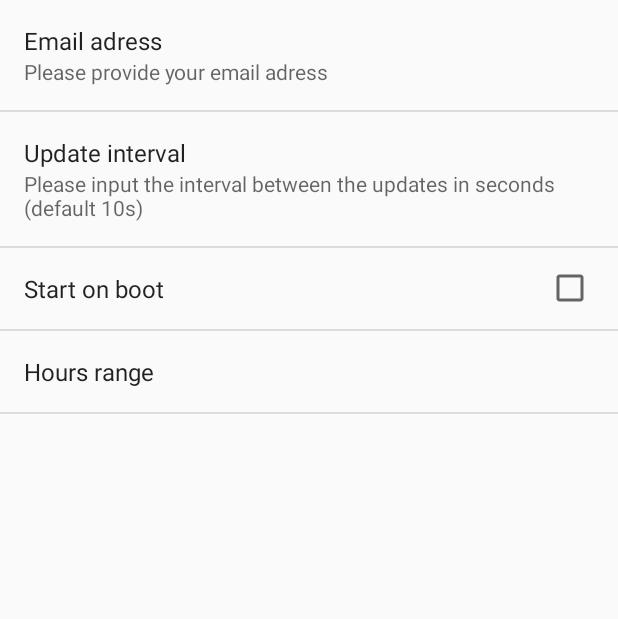
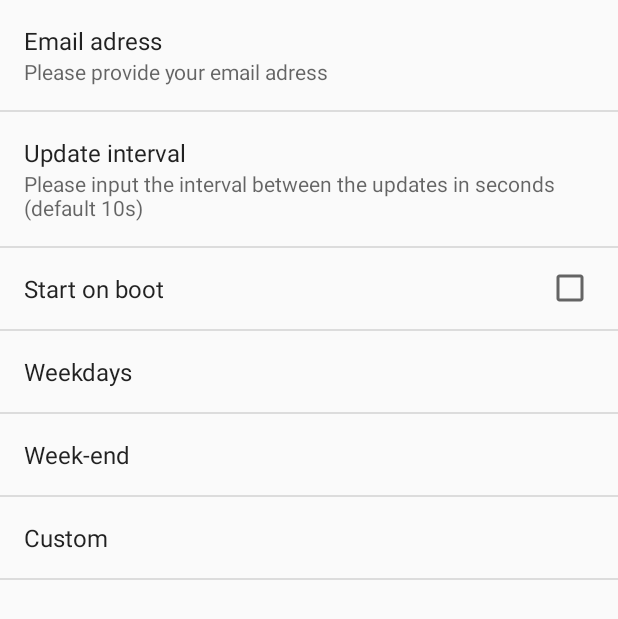
Before and after one commit to hornmartin/ProjetAMIO, an Android app: the Settings screen opened directly, with no data from a screen before it, on a phone screen of 412 x 824 dp. Shown: the top 619 px of the screen. Run offline under Robolectric (Android 15) with nearby library versions, the phone set to English and light mode, and no system bars.

```diff
--- a/app/src/main/java/com/example/boixel/projetamio/MainActivity.java
+++ b/app/src/main/java/com/example/boixel/projetamio/MainActivity.java
@@ -107,6 +107,9 @@ public class MainActivity extends AppCompatActivity {
 
             Date d =  new Date(parseLong(moteDataList.get("77.106").get("timestamp")));
 
+            mote1.setTextColor(3);
+            mote2.setTextColor(7);
+
             TextView time = (TextView) findViewById(R.id.timestamp);
             time.setText(d.toString().substring(0,19));
         }
--- a/app/src/main/java/com/example/boixel/projetamio/Settings.java
+++ b/app/src/main/java/com/example/boixel/projetamio/Settings.java
@@ -1,14 +1,26 @@
 package com.example.boixel.projetamio;
 
+import android.annotation.TargetApi;
+import android.app.DatePickerDialog;
+import java.util.Calendar;
+
+import android.app.TimePickerDialog;
+import android.os.Build;
 import android.os.Bundle;
+import android.preference.Preference;
 import android.preference.PreferenceActivity;
 import android.util.Log;
+import android.widget.DatePicker;
+import android.widget.TimePicker;
 
 /**
  * Created by boixel on 11/03/2017.
  */
 
-public class Settings extends PreferenceActivity {
+public class Settings extends PreferenceActivity implements TimePickerDialog.OnTimeSetListener {
+
+    private Calendar calendar;
+    private TimePicker timePick;
 
     @Override
     @SuppressWarnings("deprecation")
@@ -17,16 +29,38 @@ public class Settings extends PreferenceActivity {
         Log.d("settings","settings");
         addPreferencesFromResource(R.xml.preferences);
 
-        //CheckBox checkbox = (CheckBox) findViewById(R.id.checkBox);
+        Preference beginHour = (Preference) findPreference("beginHour");
+        beginHour.setOnPreferenceClickListener(new Preference.OnPreferenceClickListener() {
+            @TargetApi(Build.VERSION_CODES.HONEYCOMB)
+            @Override
+            public boolean onPreferenceClick(Preference preference) {
+                showTimeDialog();
+                return false;
+            }
+        });
 
-        /*checkbox.setOnCheckedChangeListener(new CompoundButton.OnCheckedChangeListener() {
+        Preference endHour = (Preference) findPreference("endHour");
+        endHour.setOnPreferenceClickListener(new Preference.OnPreferenceClickListener() {
+            @TargetApi(Build.VERSION_CODES.HONEYCOMB)
             @Override
-            public void onCheckedChanged(CompoundButton buttonView, boolean isChecked) {
-                Log.d("Checkbox", "Checkbox state changed");
-                SharedPreferences sharedPref = getSharedPreferences("Preferences", Context.MODE_PRIVATE);
-                CheckBox checkbox = (CheckBox) findViewById(R.id.checkBox);
-                sharedPref.edit().putBoolean("checkBoxState", checkbox.isChecked()).apply();
+            public boolean onPreferenceClick(Preference preference) {
+                showTimeDialog();
+                return false;
             }
-        });*/
+        });
+    }
+
+    @Override
+    public void onTimeSet(TimePicker timePicker, int i, int i2) {
+    }
+
+    private void showTimeDialog(){
+        // Use the current date as the default date in the picker
+        calendar = Calendar.getInstance();
+
+        int hour = calendar.get(Calendar.HOUR_OF_DAY);
+        int min = calendar.get(Calendar.MINUTE);
+        new TimePickerDialog(this, this, hour, min, true).show();
+
     }
 }
--- a/app/src/main/res/xml/preferences.xml
+++ b/app/src/main/res/xml/preferences.xml
@@ -8,7 +8,7 @@
         android:summary="Please input the interval between the updates in seconds (default 10s)"></EditTextPreference>
     <CheckBoxPreference android:title="Start on boot"
         android:key="onBoot"></CheckBoxPreference>
-    <PreferenceScreen android:title="Hours range"
+    <PreferenceScreen android:title="Weekdays"
         android:key="hours">
         <CheckBoxPreference android:title="Weekdays"
             android:key="weekdays"></CheckBoxPreference>
@@ -18,6 +18,52 @@
             android:key="isOn"></CheckBoxPreference>
         <CheckBoxPreference android:title="Notification on light change"
             android:key="onChange"></CheckBoxPreference>
+        <Preference
+            android:key="beginHour"
+            android:summary="Schedule the beginning of the hour range"
+            android:title="Beginning" />
+        <Preference
+            android:key="endHour"
+            android:summary="Schedule the end of the hour range"
+            android:title="End" />
+    </PreferenceScreen>
+    <PreferenceScreen android:title="Week-end"
+        android:key="hours">
+        <CheckBoxPreference android:title="Weekdays"
+            android:key="weekdays"></CheckBoxPreference>
+        <CheckBoxPreference android:title="Week-end"
+            android:key="weekend"></CheckBoxPreference>
+        <CheckBoxPreference android:title="Notification if the light is on"
+            android:key="isOn"></CheckBoxPreference>
+        <CheckBoxPreference android:title="Notification on light change"
+            android:key="onChange"></CheckBoxPreference>
+        <Preference
+            android:key="beginHour"
+            android:summary="Schedule the beginning of the hour range"
+            android:title="Beginning" />
+        <Preference
+            android:key="endHour"
+            android:summary="Schedule the end of the hour range"
+            android:title="End" />
+    </PreferenceScreen>
+    <PreferenceScreen android:title="Custom"
+        android:key="hours">
+        <CheckBoxPreference android:title="Weekdays"
+            android:key="weekdays"></CheckBoxPreference>
+        <CheckBoxPreference android:title="Week-end"
+            android:key="weekend"></CheckBoxPreference>
+        <CheckBoxPreference android:title="Notification if the light is on"
+            android:key="isOn"></CheckBoxPreference>
+        <CheckBoxPreference android:title="Notification on light change"
+            android:key="onChange"></CheckBoxPreference>
+        <Preference
+            android:key="beginHour"
+            android:summary="Schedule the beginning of the hour range"
+            android:title="Beginning" />
+        <Preference
+            android:key="endHour"
+            android:summary="Schedule the end of the hour range"
+            android:title="End" />
     </PreferenceScreen>
 
 </PreferenceScreen>
```
